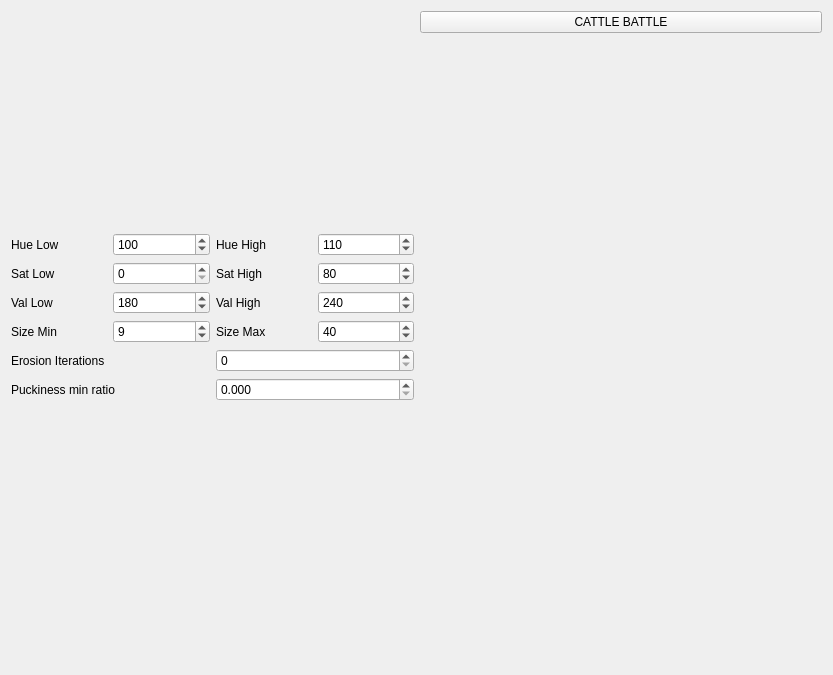
Qt form engr421/rqt_cb_gui/src/rqt_cb_gui/cb_gui.ui (yoos/school) before a commit.
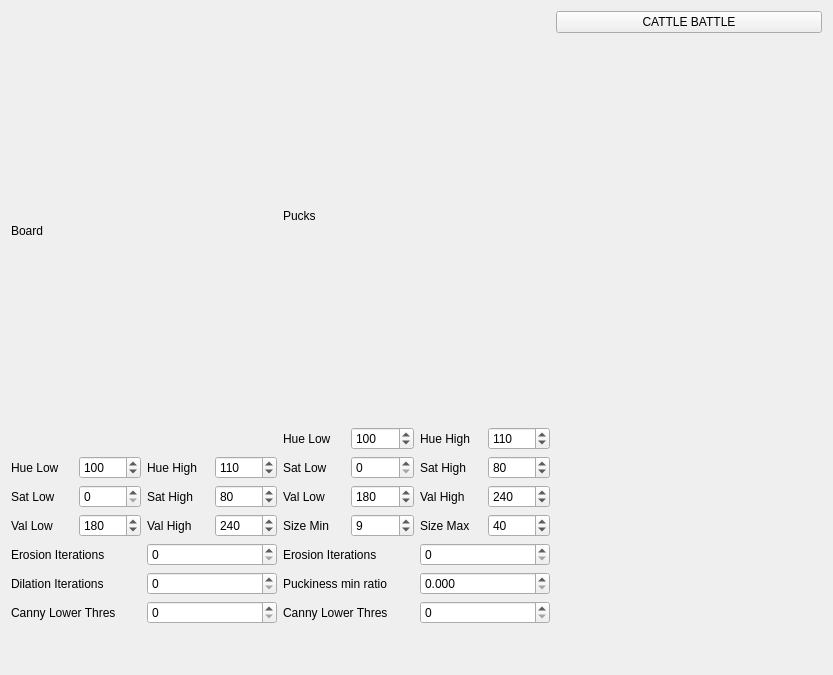
The same form after that commit.

```diff
--- a/engr421/rqt_cb_gui/src/rqt_cb_gui/cb_gui.ui
+++ b/engr421/rqt_cb_gui/src/rqt_cb_gui/cb_gui.ui
@@ -20,14 +20,230 @@
    <item>
     <layout class="QHBoxLayout" name="horizontalLayout">
      <item>
-      <layout class="QVBoxLayout" name="verticalLayout_4"/>
+      <layout class="QVBoxLayout" name="verticalLayout_4">
+       <item>
+        <layout class="QVBoxLayout" name="verticalLayout_6">
+         <item>
+          <widget class="QLabel" name="label">
+           <property name="text">
+            <string>Board</string>
+           </property>
+          </widget>
+         </item>
+         <item>
+          <layout class="QVBoxLayout" name="verticalLayout_8">
+           <item>
+            <layout class="QHBoxLayout" name="horizontalLayout_6">
+             <item>
+              <widget class="QLabel" name="puck_hue_low_label_2">
+               <property name="text">
+                <string>Hue Low</string>
+               </property>
+              </widget>
+             </item>
+             <item>
+              <widget class="QSpinBox" name="board_hue_low_spinBox">
+               <property name="maximum">
+                <number>255</number>
+               </property>
+               <property name="value">
+                <number>100</number>
+               </property>
+              </widget>
+             </item>
+             <item>
+              <widget class="QLabel" name="puck_hue_high_label_2">
+               <property name="text">
+                <string>Hue High</string>
+               </property>
+              </widget>
+             </item>
+             <item>
+              <widget class="QSpinBox" name="board_hue_high_spinBox">
+               <property name="maximum">
+                <number>255</number>
+               </property>
+               <property name="value">
+                <number>110</number>
+               </property>
+              </widget>
+             </item>
+            </layout>
+           </item>
+           <item>
+            <layout class="QHBoxLayout" name="horizontalLayout_9">
+             <item>
+              <widget class="QLabel" name="puck_sat_low_label_2">
+               <property name="text">
+                <string>Sat Low</string>
+               </property>
+              </widget>
+             </item>
+             <item>
+              <widget class="QSpinBox" name="board_sat_low_spinBox">
+               <property name="maximum">
+                <number>255</number>
+               </property>
+              </widget>
+             </item>
+             <item>
+              <widget class="QLabel" name="puck_sat_high_label_2">
+               <property name="text">
+                <string>Sat High</string>
+               </property>
+              </widget>
+             </item>
+             <item>
+              <widget class="QSpinBox" name="board_sat_high_spinBox">
+               <property name="maximum">
+                <number>255</number>
+               </property>
+               <property name="value">
+                <number>80</number>
+               </property>
+              </widget>
+             </item>
+            </layout>
+           </item>
+           <item>
+            <layout class="QHBoxLayout" name="horizontalLayout_10">
+             <item>
+              <widget class="QLabel" name="puck_val_low_label_2">
+               <property name="text">
+                <string>Val Low</string>
+               </property>
+              </widget>
+             </item>
+             <item>
+              <widget class="QSpinBox" name="board_val_low_spinBox">
+               <property name="maximum">
+                <number>255</number>
+               </property>
+               <property name="value">
+                <number>180</number>
+               </property>
+              </widget>
+             </item>
+             <item>
+              <widget class="QLabel" name="puck_val_high_label_2">
+               <property name="text">
+                <string>Val High</string>
+               </property>
+              </widget>
+             </item>
+             <item>
+              <widget class="QSpinBox" name="board_val_high_spinBox">
+               <property name="maximum">
+                <number>255</number>
+               </property>
+               <property name="value">
+                <number>240</number>
+               </property>
+              </widget>
+             </item>
+            </layout>
+           </item>
+           <item>
+            <layout class="QHBoxLayout" name="horizontalLayout_12">
+             <item>
+              <widget class="QLabel" name="board_erotion_iter_label">
+               <property name="text">
+                <string>Erosion Iterations</string>
+               </property>
+              </widget>
+             </item>
+             <item>
+              <widget class="QSpinBox" name="board_erosion_iter_spinBox">
+               <property name="minimum">
+                <number>0</number>
+               </property>
+               <property name="maximum">
+                <number>255</number>
+               </property>
+              </widget>
+             </item>
+            </layout>
+           </item>
+           <item>
+            <layout class="QHBoxLayout" name="horizontalLayout_11">
+             <item>
+              <widget class="QLabel" name="dilation_iter_label">
+               <property name="text">
+                <string>Dilation Iterations</string>
+               </property>
+              </widget>
+             </item>
+             <item>
+              <widget class="QSpinBox" name="board_dilation_iter_spinBox">
+               <property name="maximum">
+                <number>100</number>
+               </property>
+               <property name="value">
+                <number>0</number>
+               </property>
+              </widget>
+             </item>
+            </layout>
+           </item>
+           <item>
+            <layout class="QHBoxLayout" name="horizontalLayout_13">
+             <item>
+              <widget class="QLabel" name="board_canny_lower_threshold_label">
+               <property name="text">
+                <string>Canny Lower Thres</string>
+               </property>
+              </widget>
+             </item>
+             <item>
+              <widget class="QSpinBox" name="board_canny_lower_threshold_spinBox">
+               <property name="maximum">
+                <number>100</number>
+               </property>
+               <property name="value">
+                <number>0</number>
+               </property>
+              </widget>
+             </item>
+            </layout>
+           </item>
+          </layout>
+         </item>
+        </layout>
+       </item>
+       <item>
+        <spacer name="verticalSpacer_3">
+         <property name="orientation">
+          <enum>Qt::Vertical</enum>
+         </property>
+         <property name="sizeType">
+          <enum>QSizePolicy::Preferred</enum>
+         </property>
+         <property name="sizeHint" stdset="0">
+          <size>
+           <width>20</width>
+           <height>40</height>
+          </size>
+         </property>
+        </spacer>
+       </item>
+      </layout>
      </item>
      <item>
       <layout class="QVBoxLayout" name="verticalLayout_3">
        <item>
         <layout class="QVBoxLayout" name="verticalLayout_5">
+         <item>
+          <widget class="QLabel" name="label_2">
+           <property name="text">
+            <string>Pucks</string>
+           </property>
+          </widget>
+         </item>
          <item>
           <layout class="QVBoxLayout" name="verticalLayout_7">
+           <property name="sizeConstraint">
+            <enum>QLayout::SetDefaultConstraint</enum>
+           </property>
            <item>
             <layout class="QHBoxLayout" name="horizontalLayout_4">
              <item>
@@ -222,6 +438,27 @@
              </item>
             </layout>
            </item>
+           <item>
+            <layout class="QHBoxLayout" name="horizontalLayout_15">
+             <item>
+              <widget class="QLabel" name="puck_canny_lower_threshold_label">
+               <property name="text">
+                <string>Canny Lower Thres</string>
+               </property>
+              </widget>
+             </item>
+             <item>
+              <widget class="QSpinBox" name="puck_canny_lower_threshold_spinBox">
+               <property name="maximum">
+                <number>100</number>
+               </property>
+               <property name="value">
+                <number>0</number>
+               </property>
+              </widget>
+             </item>
+            </layout>
+           </item>
           </layout>
          </item>
         </layout>
```
Left out of the diff: 4 changed lines with no effect on the pictures.
